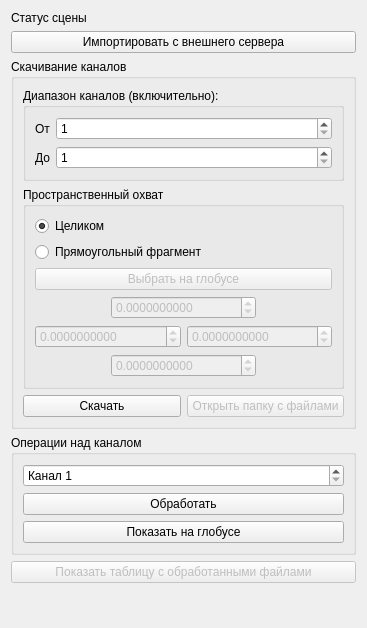
Before: the Qt Designer form src/geoPortal/ui/SceneOperationsWidget.ui in AlexBobkov/hyexplorer, drawn with Qt 5.
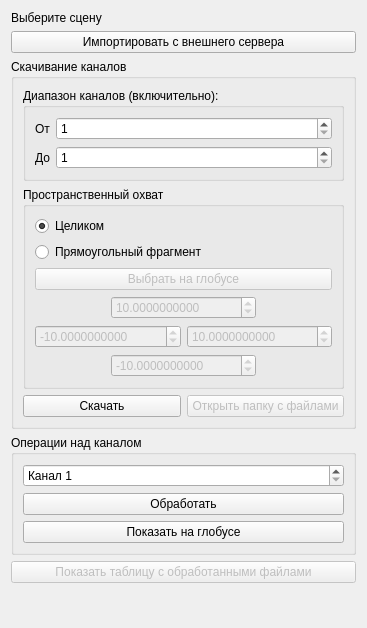
After: the same form once the commit is applied.

```diff
--- a/src/geoPortal/ui/SceneOperationsWidget.ui
+++ b/src/geoPortal/ui/SceneOperationsWidget.ui
@@ -17,7 +17,7 @@
    <item>
     <widget class="QLabel" name="statusLabel">
      <property name="text">
-      <string>Статус сцены</string>
+      <string>Выберите сцену</string>
      </property>
      <property name="wordWrap">
       <bool>true</bool>
@@ -136,6 +136,9 @@
            <property name="singleStep">
             <double>0.100000000000000</double>
            </property>
+           <property name="value">
+            <double>10.000000000000000</double>
+           </property>
           </widget>
          </item>
          <item row="4" column="0" colspan="2">
@@ -155,6 +158,9 @@
            <property name="singleStep">
             <double>0.100000000000000</double>
            </property>
+           <property name="value">
+            <double>-10.000000000000000</double>
+           </property>
           </widget>
          </item>
          <item row="4" column="2" colspan="2">
@@ -174,6 +180,9 @@
            <property name="singleStep">
             <double>0.100000000000000</double>
            </property>
+           <property name="value">
+            <double>10.000000000000000</double>
+           </property>
           </widget>
          </item>
          <item row="5" column="1" colspan="2">
@@ -193,6 +202,9 @@
            <property name="singleStep">
             <double>0.100000000000000</double>
            </property>
+           <property name="value">
+            <double>-10.000000000000000</double>
+           </property>
           </widget>
          </item>
         </layout>
```
